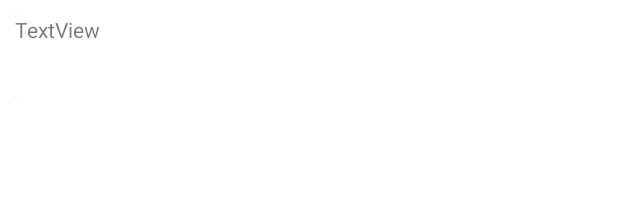
After one commit to EduardoVaz06/Android_final, an Android app: the layout lista_item.xml on its own in the app's theme, with its tools: preview values and no code run, on a phone screen of 412 x 824 dp. The commit adds this screen. Shown: the top 205 px of the screen. Run offline under Robolectric (Android 15) with nearby library versions, the phone set to English and light mode, and no system bars.

Commit message:
chore: add recyclerview lista de compras

```diff
--- /dev/null
+++ b/app/src/main/res/layout/lista_item.xml
@@ -0,0 +1,25 @@
+<?xml version="1.0" encoding="utf-8"?>
+<androidx.constraintlayout.widget.ConstraintLayout xmlns:android="http://schemas.android.com/apk/res/android"
+    xmlns:app="http://schemas.android.com/apk/res-auto"
+    android:layout_width="wrap_content"
+    android:layout_height="55dp"
+    android:layout_marginStart="10dp"
+    android:layout_marginTop="10dp"
+    android:layout_marginEnd="10dp"
+    android:layout_marginBottom="5dp"
+    android:background="@color/white"
+    android:orientation="vertical">
+
+    <androidx.cardview.widget.CardView
+        android:layout_width="395dp"
+        android:layout_height="55dp"
+        app:layout_constraintStart_toStartOf="parent"
+        app:layout_constraintTop_toTopOf="parent">
+
+        <TextView
+            android:id="@+id/nome"
+            android:layout_width="wrap_content"
+            android:layout_height="wrap_content"
+            android:text="TextView" />
+    </androidx.cardview.widget.CardView>
+</androidx.constraintlayout.widget.ConstraintLayout>
--- a/app/src/main/res/values/strings.xml
+++ b/app/src/main/res/values/strings.xml
@@ -1,3 +1,5 @@
 <resources>
     <string name="app_name">AppFirebase</string>
+    <string name="lista_1">Lista 1</string>
+    <string name="lista1">Lista 1</string>
 </resources>
```
Also changed, not shown: app/src/main/java/br/edu/uniritter/mobile/appfirebase/Adapter/ListaAdapter.java (added, +47 -0 lines), app/src/main/java/br/edu/uniritter/mobile/appfirebase/Adapter/ListaViewHolder.java (added, +20 -0 lines), app/src/main/java/br/edu/uniritter/mobile/appfirebase/Listas.java (added, +21 -0 lines), app/src/main/java/br/edu/uniritter/mobile/appfirebase/ListasActivity.java (+23 -0 lines), app/src/main/res/layout/activity_listas.xml (+6 -29 lines).
